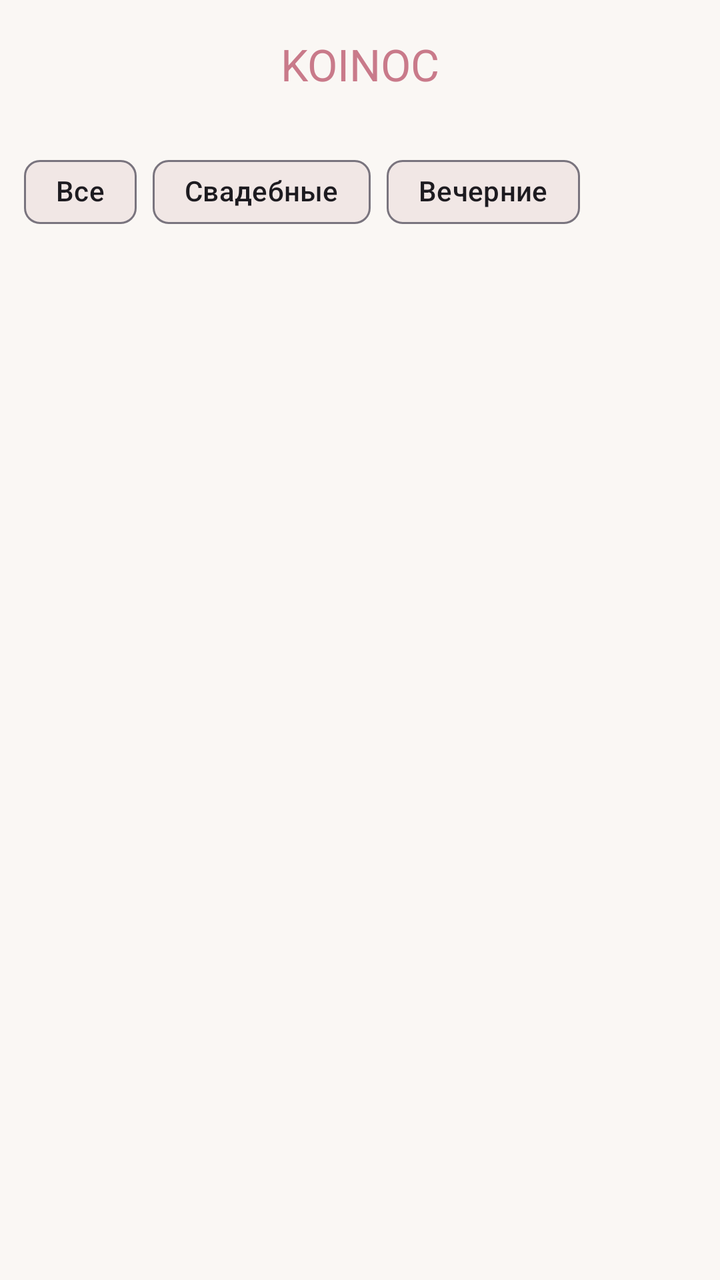
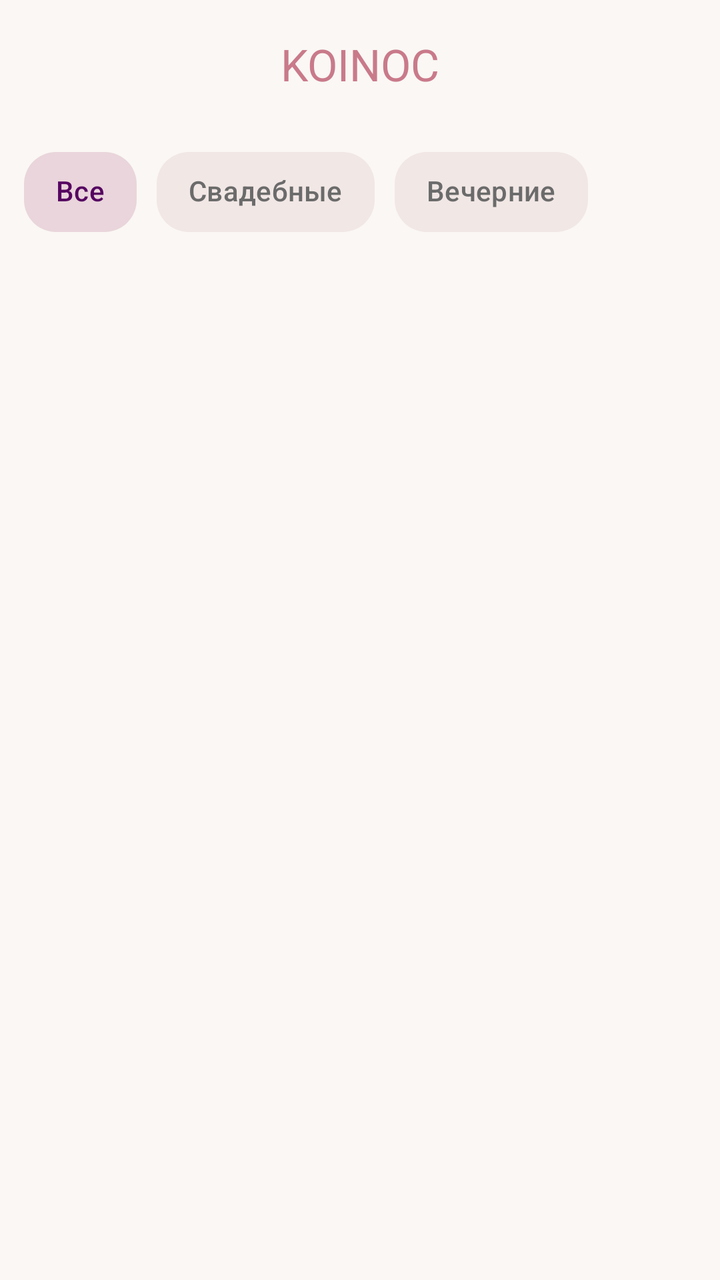

Before-and-after screenshots of an Android layout around one commit, followed by the original layout XML and the change that was made.
<!-- AndroidManifest.xml: application theme Theme.DressCatalog -->
<!-- res/layout/activity_main.xml -->
<?xml version="1.0" encoding="utf-8"?>
<androidx.constraintlayout.widget.ConstraintLayout
    xmlns:android="http://schemas.android.com/apk/res/android"
    xmlns:app="http://schemas.android.com/apk/res-auto"
    android:layout_width="match_parent"
    android:layout_height="match_parent"
    android:background="@color/bg_milk">

    
    <com.google.android.material.appbar.MaterialToolbar
        android:id="@+id/toolbar"
        android:layout_width="0dp"
        android:layout_height="?attr/actionBarSize"
        android:background="@color/bg_milk"
        app:title="KOINOC"
        app:titleTextColor="@color/brand_rose"
        app:titleCentered="true"
        app:layout_constraintTop_toTopOf="parent"
        app:layout_constraintStart_toStartOf="parent"
        app:layout_constraintEnd_toEndOf="parent"/>

    
    <com.google.android.material.chip.ChipGroup
        android:id="@+id/chipGroup"
        android:layout_width="0dp"
        android:layout_height="wrap_content"
        android:layout_marginStart="12dp"
        android:layout_marginEnd="12dp"
        android:layout_marginTop="8dp"
        app:singleSelection="true"
        app:selectionRequired="true"
        app:layout_constraintTop_toBottomOf="@id/toolbar"
        app:layout_constraintStart_toStartOf="parent"
        app:layout_constraintEnd_toEndOf="parent">

        <com.google.android.material.chip.Chip
            android:id="@+id/chipAll"
            android:layout_width="wrap_content"
            android:layout_height="wrap_content"
            android:text="Все"
            android:checked="true"
            app:checkedIconVisible="false"
            app:chipBackgroundColor="@color/chip_bg"/>

        <com.google.android.material.chip.Chip
            android:id="@+id/chipWedding"
            android:layout_width="wrap_content"
            android:layout_height="wrap_content"
            android:text="Свадебные"
            app:checkedIconVisible="false"
            app:chipBackgroundColor="@color/chip_bg"/>

        <com.google.android.material.chip.Chip
            android:id="@+id/chipEvening"
            android:layout_width="wrap_content"
            android:layout_height="wrap_content"
            android:text="Вечерние"
            app:checkedIconVisible="false"
            app:chipBackgroundColor="@color/chip_bg"/>

    </com.google.android.material.chip.ChipGroup>

    
    <TextView
        android:id="@+id/tvState"
        android:layout_width="0dp"
        android:layout_height="wrap_content"
        android:text="Загрузка..."
        android:textColor="@color/text_muted"
        android:padding="12dp"
        android:visibility="gone"
        app:layout_constraintTop_toBottomOf="@id/chipGroup"
        app:layout_constraintStart_toStartOf="parent"
        app:layout_constraintEnd_toEndOf="parent"/>

    
    <androidx.recyclerview.widget.RecyclerView
        android:id="@+id/recycler"
        android:layout_width="0dp"
        android:layout_height="0dp"
        android:padding="12dp"
        android:clipToPadding="false"
        app:layout_constraintTop_toBottomOf="@id/tvState"
        app:layout_constraintBottom_toBottomOf="parent"
        app:layout_constraintStart_toStartOf="parent"
        app:layout_constraintEnd_toEndOf="parent"/>

</androidx.constraintlayout.widget.ConstraintLayout>
<!-- resources referenced by this layout -->
<resources>
  <color name="bg_milk">#FAF7F4</color>
  <color name="brand_rose">#C97A8A</color>
  <color name="chip_bg">#F1E7E5</color>
  <color name="text_muted">#6B6B6B</color>
  <style name="Theme.DressCatalog" parent="Base.Theme.DressCatalog" />
  <style name="Base.Theme.DressCatalog" parent="Theme.Material3.DayNight.NoActionBar">
          
          
      </style>
</resources>

<!-- the commit's change to res/layout/activity_main.xml (unified diff, before → after) -->
@@ -20,45 +20,57 @@
         app:layout_constraintEnd_toEndOf="parent"/>
 
     
-    <com.google.android.material.chip.ChipGroup
-        android:id="@+id/chipGroup"
+    <HorizontalScrollView
+        android:id="@+id/chipsScroll"
         android:layout_width="0dp"
         android:layout_height="wrap_content"
-        android:layout_marginStart="12dp"
-        android:layout_marginEnd="12dp"
-        android:layout_marginTop="8dp"
-        app:singleSelection="true"
-        app:selectionRequired="true"
+        android:fillViewport="true"
+        android:scrollbars="none"
+        android:paddingStart="12dp"
+        android:paddingEnd="12dp"
+        android:paddingTop="8dp"
+        android:paddingBottom="6dp"
         app:layout_constraintTop_toBottomOf="@id/toolbar"
         app:layout_constraintStart_toStartOf="parent"
         app:layout_constraintEnd_toEndOf="parent">
 
-        <com.google.android.material.chip.Chip
-            android:id="@+id/chipAll"
+        <com.google.android.material.chip.ChipGroup
+            android:id="@+id/chipGroup"
             android:layout_width="wrap_content"
             android:layout_height="wrap_content"
-            android:text="Все"
-            android:checked="true"
-            app:checkedIconVisible="false"
-            app:chipBackgroundColor="@color/chip_bg"/>
+            app:singleSelection="true"
+            app:selectionRequired="true"
+            app:chipSpacingHorizontal="10dp">
 
-        <com.google.android.material.chip.Chip
-            android:id="@+id/chipWedding"
-            android:layout_width="wrap_content"
-            android:layout_height="wrap_content"
-            android:text="Свадебные"
-            app:checkedIconVisible="false"
-            app:chipBackgroundColor="@color/chip_bg"/>
+            <com.google.android.material.chip.Chip
+                android:id="@+id/chipAll"
+                style="@style/ChipKoinoc"
+                android:layout_width="wrap_content"
+                android:layout_height="wrap_content"
+                android:text="Все"
+                android:checkable="true"
+                android:checked="true"/>
 
-        <com.google.android.material.chip.Chip
-            android:id="@+id/chipEvening"
-            android:layout_width="wrap_content"
-            android:layout_height="wrap_content"
-            android:text="Вечерние"
-            app:checkedIconVisible="false"
-            app:chipBackgroundColor="@color/chip_bg"/>
+            <com.google.android.material.chip.Chip
+                android:id="@+id/chipWedding"
+                style="@style/ChipKoinoc"
+                android:layout_width="wrap_content"
+                android:layout_height="wrap_content"
+                android:text="Свадебные"
+                android:checkable="true"/>
 
-    </com.google.android.material.chip.ChipGroup>
+            <com.google.android.material.chip.Chip
+                android:id="@+id/chipEvening"
+                style="@style/ChipKoinoc"
+                android:layout_width="wrap_content"
+                android:layout_height="wrap_content"
+                android:text="Вечерние"
+                android:checkable="true"/>
+
+
+        </com.google.android.material.chip.ChipGroup>
+
+    </HorizontalScrollView>
 
     
     <TextView
@@ -69,7 +81,7 @@
         android:textColor="@color/text_muted"
         android:padding="12dp"
         android:visibility="gone"
-        app:layout_constraintTop_toBottomOf="@id/chipGroup"
+        app:layout_constraintTop_toBottomOf="@id/chipsScroll"
         app:layout_constraintStart_toStartOf="parent"
         app:layout_constraintEnd_toEndOf="parent"/>
 
<!-- resource entries referenced after the edit -->
@@ -2,9 +2,25 @@
 <resources>
   <color name="bg_milk">#FAF7F4</color>
   <color name="brand_rose">#C97A8A</color>
-  <color name="chip_bg">#F1E7E5</color>
   <color name="text_muted">#6B6B6B</color>
+  <style name="ChipKoinoc" parent="Widget.Material3.Chip.Assist">
+          <item name="shapeAppearanceOverlay">@style/KoinocChipShape</item>
+  
+          <item name="chipMinHeight">40dp</item>
+          <item name="android:textStyle">bold</item>
+  
+          <item name="chipBackgroundColor">@color/chip_bg_selector</item>
+          <item name="android:textColor">@color/chip_text_selector</item>
+  
+          <item name="chipStrokeWidth">0dp</item>
+          <item name="checkedIconVisible">false</item>
+          <item name="rippleColor">@android:color/transparent</item>
+      </style>
   <style name="Theme.DressCatalog" parent="Base.Theme.DressCatalog" />
+  <style name="KoinocChipShape">
+          <item name="cornerFamily">rounded</item>
+          <item name="cornerSize">16dp</item>
+      </style>
   <style name="Base.Theme.DressCatalog" parent="Theme.Material3.DayNight.NoActionBar">
           
           
